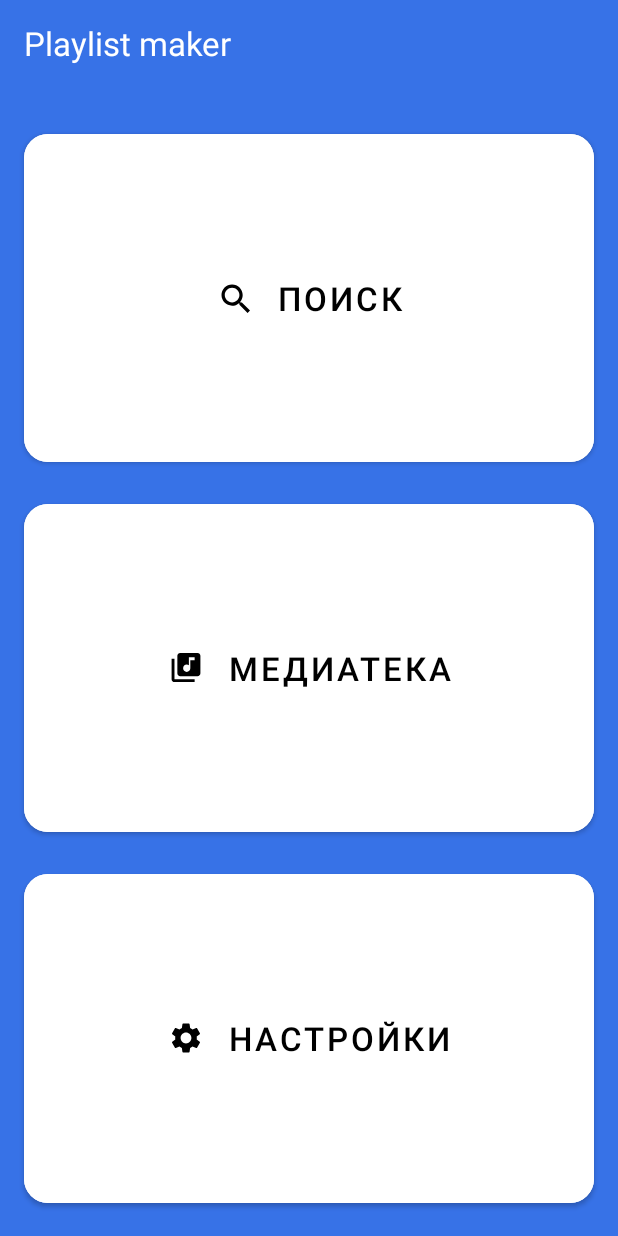
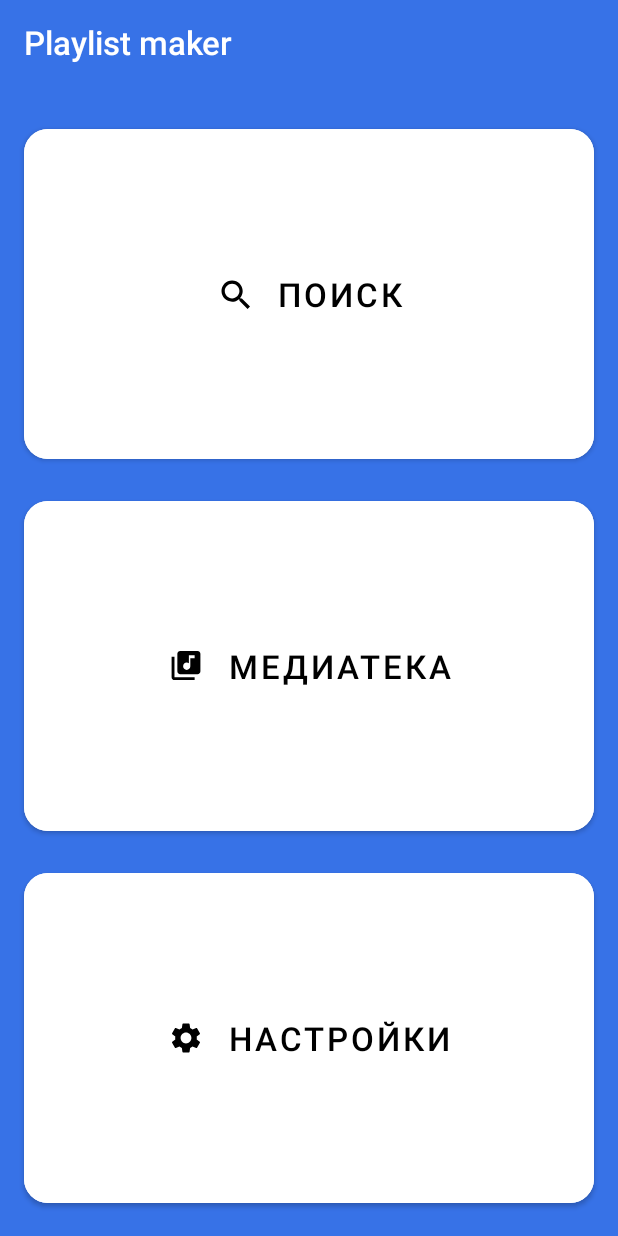
Before and after one commit to twistofthemyth/PlaylistMaker, an Android app: the screen it shows after launch (MainActivity), on a phone screen of 412 x 824 dp. Run offline under Robolectric (Android 15) with nearby library versions, the phone set to English and light mode, and no system bars.

Commit message:
ДЗ Верстка экрана. activity_main.xml использование стилей

```diff
--- a/app/src/main/res/layout/activity_main.xml
+++ b/app/src/main/res/layout/activity_main.xml
@@ -1,5 +1,5 @@
 <?xml version="1.0" encoding="utf-8"?>
-<LinearLayout xmlns:android="http://schemas.android.com/apk/res/android"
+<com.google.android.material.appbar.AppBarLayout xmlns:android="http://schemas.android.com/apk/res/android"
     xmlns:app="http://schemas.android.com/apk/res-auto"
     android:id="@+id/main"
     android:layout_width="match_parent"
@@ -7,66 +7,21 @@
     android:background="@color/background_main"
     android:orientation="vertical">
 
-    <TextView
-        android:layout_width="match_parent"
-        android:layout_height="wrap_content"
-        android:layout_marginStart="@dimen/default_padding"
-        android:layout_marginEnd="@dimen/default_padding"
-        android:layout_marginTop="14dp"
-        android:layout_marginBottom="40dp"
-        android:text="@string/app_name"
-        android:textColor="@color/white"
-        android:textSize="@dimen/default_text_size"/>
+    <androidx.appcompat.widget.Toolbar
+        style="@style/Toolbar"
+        app:title="@string/app_name"
+        app:titleTextColor="@color/white"/>
 
-    <Button
-        android:layout_width="match_parent"
-        android:layout_height="0dp"
-        android:layout_marginBottom="@dimen/default_padding"
-        android:layout_marginLeft="@dimen/default_padding"
-        android:layout_marginRight="@dimen/default_padding"
-        android:layout_weight="1"
-        android:backgroundTint="@color/white"
-        android:text="@string/search_button_txt"
-        android:textColor="@color/black"
-        android:textSize="@dimen/default_text_size"
-        app:cornerRadius="@dimen/button_corner"
-        app:icon="@drawable/ic_search"
-        app:iconGravity="textStart"
-        app:iconPadding="@dimen/default_padding"
-        app:iconTint="@color/black" />
+        <Button style="@style/MainScreenButton"
+            android:text="@string/search_button_txt"
+            app:icon="@drawable/ic_search" />
 
-    <Button
-        android:layout_width="match_parent"
-        android:layout_height="0dp"
-        android:layout_marginBottom="@dimen/default_padding"
-        android:layout_marginLeft="@dimen/default_padding"
-        android:layout_marginRight="@dimen/default_padding"
-        android:layout_weight="1"
-        android:backgroundTint="@color/white"
-        android:text="@string/media_button_txt"
-        android:textColor="@color/black"
-        android:textSize="@dimen/default_text_size"
-        app:cornerRadius="@dimen/button_corner"
-        app:icon="@drawable/ic_media"
-        app:iconGravity="textStart"
-        app:iconPadding="@dimen/default_padding"
-        app:iconTint="@color/black" />
+        <Button style="@style/MainScreenButton"
+            android:text="@string/media_button_txt"
+            app:icon="@drawable/ic_media" />
 
-    <Button
-        android:layout_width="match_parent"
-        android:layout_height="0dp"
-        android:layout_marginBottom="@dimen/default_padding"
-        android:layout_marginLeft="@dimen/default_padding"
-        android:layout_marginRight="@dimen/default_padding"
-        android:layout_weight="1"
-        android:backgroundTint="@color/white"
-        android:text="@string/settings_button_txt"
-        android:textColor="@color/black"
-        android:textSize="@dimen/default_text_size"
-        app:cornerRadius="@dimen/button_corner"
-        app:icon="@drawable/ic_settings"
-        app:iconGravity="textStart"
-        app:iconPadding="@dimen/default_padding"
-        app:iconTint="@color/black" />
+        <Button style="@style/MainScreenButton"
+            android:text="@string/settings_button_txt"
+            app:icon="@drawable/ic_settings" />
 
-</LinearLayout>
+</com.google.android.material.appbar.AppBarLayout>
--- a/app/src/main/res/values/themes.xml
+++ b/app/src/main/res/values/themes.xml
@@ -18,6 +18,22 @@
     <style name="ToolbarTitleText" parent="TextAppearance.Widget.AppCompat.Toolbar.Title">
         <item name="android:textSize">@dimen/default_text_size</item>
         <item name="titleMarginTop">2dp</item>
+    </style>
+
+    <style name="MainScreenButton">
+        <item name="android:layout_width">match_parent</item>
+        <item name="android:layout_height">0dp</item>
+        <item name="android:layout_marginBottom">@dimen/default_padding</item>
+        <item name="android:layout_marginLeft">@dimen/default_padding</item>
+        <item name="android:layout_marginRight">@dimen/default_padding</item>
+        <item name="android:layout_weight">1</item>
+        <item name="android:backgroundTint">@color/white</item>
+        <item name="android:textColor">@color/black</item>
+        <item name="android:textSize">@dimen/default_text_size</item>
+        <item name="cornerRadius">@dimen/button_corner</item>
+        <item name="iconGravity">textStart</item>
+        <item name="iconPadding">@dimen/default_padding</item>
+        <item name="iconTint">@color/black</item>
     </style>
 
     <style name="SettingsItem">
```
